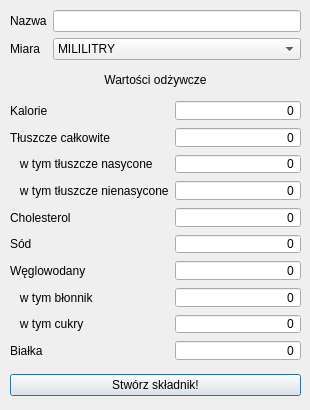
Old version of the form KsiazKuch/addskladnikdialog.ui in the repository Valumior/KsiazKuch.
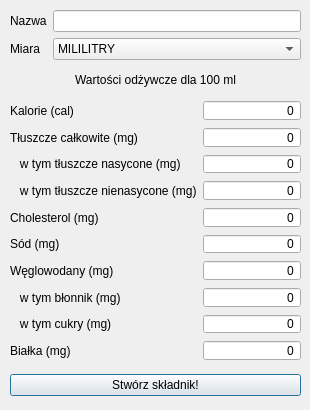
New version of the form.

```diff
--- a/KsiazKuch/addskladnikdialog.ui
+++ b/KsiazKuch/addskladnikdialog.ui
@@ -53,7 +53,7 @@
        </size>
       </property>
       <property name="text">
-       <string>Wartości odżywcze</string>
+       <string>Wartości odżywcze dla 100 ml</string>
       </property>
       <property name="alignment">
        <set>Qt::AlignCenter</set>
@@ -123,7 +123,7 @@
     <item row="0" column="0">
      <widget class="QLabel" name="alabel_4">
       <property name="text">
-       <string>Kalorie</string>
+       <string>Kalorie (cal)</string>
       </property>
      </widget>
     </item>
@@ -135,15 +135,21 @@
       <property name="buttonSymbols">
        <enum>QAbstractSpinBox::NoButtons</enum>
       </property>
+      <property name="minimum">
+       <number>0</number>
+      </property>
       <property name="maximum">
        <number>999999999</number>
       </property>
+      <property name="value">
+       <number>0</number>
+      </property>
      </widget>
     </item>
     <item row="1" column="0">
      <widget class="QLabel" name="alabel_5">
       <property name="text">
-       <string>Tłuszcze całkowite</string>
+       <string>Tłuszcze całkowite (mg)</string>
       </property>
      </widget>
     </item>
@@ -155,15 +161,21 @@
       <property name="buttonSymbols">
        <enum>QAbstractSpinBox::NoButtons</enum>
       </property>
+      <property name="minimum">
+       <number>0</number>
+      </property>
       <property name="maximum">
        <number>999999999</number>
       </property>
+      <property name="value">
+       <number>0</number>
+      </property>
      </widget>
     </item>
     <item row="2" column="0">
      <widget class="QLabel" name="alabel_6">
       <property name="text">
-       <string>   w tym tłuszcze nasycone</string>
+       <string>   w tym tłuszcze nasycone (mg)</string>
       </property>
      </widget>
     </item>
@@ -175,15 +187,21 @@
       <property name="buttonSymbols">
        <enum>QAbstractSpinBox::NoButtons</enum>
       </property>
+      <property name="minimum">
+       <number>0</number>
+      </property>
       <property name="maximum">
        <number>999999999</number>
       </property>
+      <property name="value">
+       <number>0</number>
+      </property>
      </widget>
     </item>
     <item row="3" column="0">
      <widget class="QLabel" name="alabel_7">
       <property name="text">
-       <string>   w tym tłuszcze nienasycone</string>
+       <string>   w tym tłuszcze nienasycone (mg)</string>
       </property>
      </widget>
     </item>
@@ -195,15 +213,21 @@
       <property name="buttonSymbols">
        <enum>QAbstractSpinBox::NoButtons</enum>
       </property>
+      <property name="minimum">
+       <number>0</number>
+      </property>
       <property name="maximum">
        <number>999999999</number>
       </property>
+      <property name="value">
+       <number>0</number>
+      </property>
      </widget>
     </item>
     <item row="4" column="0">
      <widget class="QLabel" name="alabel_8">
       <property name="text">
-       <string>Cholesterol</string>
+       <string>Cholesterol (mg)</string>
       </property>
      </widget>
     </item>
@@ -215,15 +239,21 @@
       <property name="buttonSymbols">
        <enum>QAbstractSpinBox::NoButtons</enum>
       </property>
+      <property name="minimum">
+       <number>0</number>
+      </property>
       <property name="maximum">
        <number>999999999</number>
       </property>
+      <property name="value">
+       <number>0</number>
+      </property>
      </widget>
     </item>
     <item row="5" column="0">
      <widget class="QLabel" name="alabel_9">
       <property name="text">
-       <string>Sód</string>
+       <string>Sód (mg)</string>
       </property>
      </widget>
     </item>
@@ -235,15 +265,21 @@
       <property name="buttonSymbols">
        <enum>QAbstractSpinBox::NoButtons</enum>
       </property>
+      <property name="minimum">
+       <number>0</number>
+      </property>
       <property name="maximum">
        <number>999999999</number>
       </property>
+      <property name="value">
+       <number>0</number>
+      </property>
      </widget>
     </item>
     <item row="6" column="0">
      <widget class="QLabel" name="alabel_10">
       <property name="text">
-       <string>Węglowodany</string>
+       <string>Węglowodany (mg)</string>
       </property>
      </widget>
     </item>
@@ -255,22 +291,28 @@
       <property name="buttonSymbols">
        <enum>QAbstractSpinBox::NoButtons</enum>
       </property>
+      <property name="minimum">
+       <number>0</number>
+      </property>
       <property name="maximum">
        <number>999999999</number>
       </property>
+      <property name="value">
+       <number>0</number>
+      </property>
      </widget>
     </item>
     <item row="7" column="0">
      <widget class="QLabel" name="alabel_11">
       <property name="text">
-       <string>   w tym błonnik</string>
+       <string>   w tym błonnik (mg)</string>
       </property>
      </widget>
     </item>
     <item row="8" column="0">
      <widget class="QLabel" name="alabel_12">
       <property name="text">
-       <string>   w tym cukry</string>
+       <string>   w tym cukry (mg)</string>
       </property>
      </widget>
     </item>
@@ -282,9 +324,15 @@
       <property name="buttonSymbols">
        <enum>QAbstractSpinBox::NoButtons</enum>
       </property>
+      <property name="minimum">
+       <number>0</number>
+      </property>
       <property name="maximum">
        <number>999999999</number>
       </property>
+      <property name="value">
+       <number>0</number>
+      </property>
      </widget>
     </item>
     <item row="8" column="1">
@@ -295,15 +343,21 @@
       <property name="buttonSymbols">
        <enum>QAbstractSpinBox::NoButtons</enum>
       </property>
+      <property name="minimum">
+       <number>0</number>
+      </property>
       <property name="maximum">
        <number>999999999</number>
       </property>
+      <property name="value">
+       <number>0</number>
+      </property>
      </widget>
     </item>
     <item row="9" column="0">
      <widget class="QLabel" name="alabel_13">
       <property name="text">
-       <string>Białka</string>
+       <string>Białka (mg)</string>
       </property>
      </widget>
     </item>
@@ -315,9 +369,15 @@
       <property name="buttonSymbols">
        <enum>QAbstractSpinBox::NoButtons</enum>
       </property>
+      <property name="minimum">
+       <number>0</number>
+      </property>
       <property name="maximum">
        <number>999999999</number>
       </property>
+      <property name="value">
+       <number>0</number>
+      </property>
      </widget>
     </item>
    </layout>
```
Left out of the diff: 2 changed lines with no effect on the pictures.
